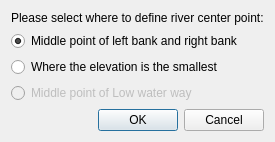
First picture: the form in libs/geodata/riversurvey/geodatariversurveyimportersettingdialog.ui, repository i-RIC/prepost-gui, before the edit.
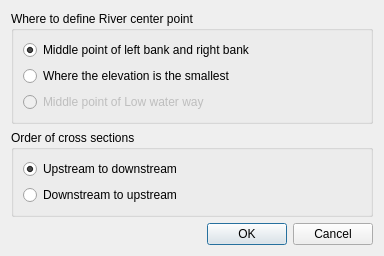
Second picture: the form after the edit.

```diff
--- a/libs/geodata/riversurvey/geodatariversurveyimportersettingdialog.ui
+++ b/libs/geodata/riversurvey/geodatariversurveyimportersettingdialog.ui
@@ -6,21 +6,20 @@
    <rect>
     <x>0</x>
     <y>0</y>
-    <width>264</width>
-    <height>140</height>
+    <width>384</width>
+    <height>233</height>
    </rect>
   </property>
   <property name="windowTitle">
    <string>River Survey Data Import Setting</string>
   </property>
+  <layout class="QVBoxLayout" name="verticalLayout_3">
+   <item>
+    <widget class="QGroupBox" name="centerPointGroupBox">
+     <property name="title">
+      <string>Where to define River center point</string>
+     </property>
   <layout class="QVBoxLayout" name="verticalLayout">
-   <item>
-    <widget class="QLabel" name="label">
-     <property name="text">
-      <string>Please select where to define river center point:</string>
-     </property>
-    </widget>
-   </item>
    <item>
     <widget class="QRadioButton" name="middlePointRadioButton">
      <property name="text">
@@ -46,6 +45,38 @@
      <property name="text">
       <string>Middle point of Low water way</string>
      </property>
+       </widget>
+      </item>
+     </layout>
+    </widget>
+   </item>
+   <item>
+    <widget class="QGroupBox" name="orderGroupBox">
+     <property name="title">
+      <string>Order of cross sections</string>
+     </property>
+     <layout class="QVBoxLayout" name="verticalLayout_2">
+      <item>
+       <widget class="QRadioButton" name="upToDownRadioButton">
+        <property name="text">
+         <string>Upstream to downstream</string>
+        </property>
+        <property name="checked">
+         <bool>true</bool>
+        </property>
+       </widget>
+      </item>
+      <item>
+       <widget class="QRadioButton" name="downToUpRadioButton">
+        <property name="text">
+         <string>Downstream to upstream</string>
+        </property>
+        <property name="checked">
+         <bool>false</bool>
+        </property>
+       </widget>
+      </item>
+     </layout>
     </widget>
    </item>
    <item>
```
Lines whose indentation alone changed are shown as unchanged.
